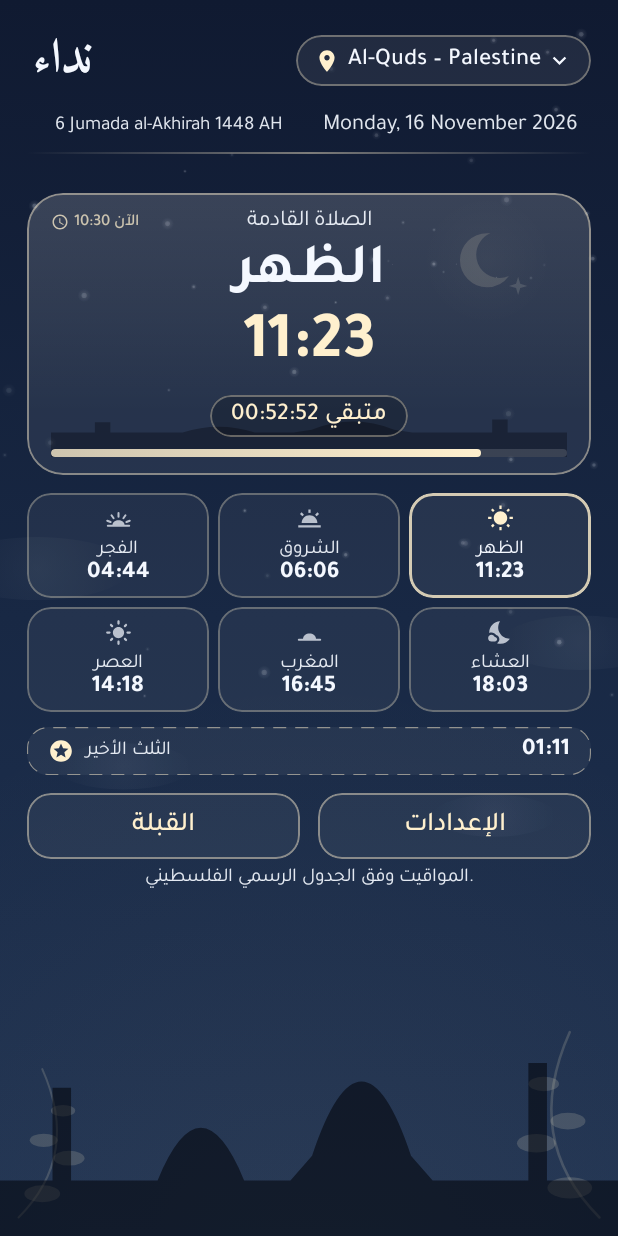
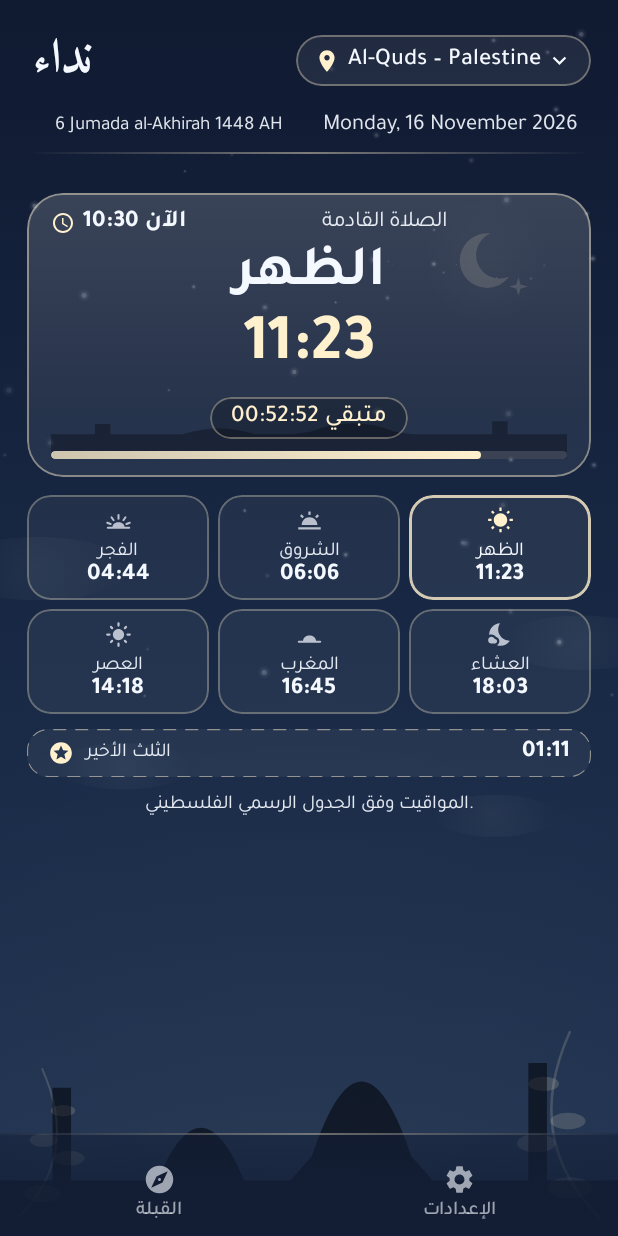
Before and after one commit to amh2002/Nidaa, an Android app built with Jetpack Compose: the screen it shows after launch (MainActivity), on a phone screen of 412 x 824 dp. Run offline under Robolectric (Android 15) with nearby library versions, the phone set to English and light mode, and no system bars.

Commit message:
beta11: current-time emphasis + themed bottom navigation (settings/qibla)

```diff
--- a/app/src/main/java/com/mawaqiti/plus/MainActivity.kt
+++ b/app/src/main/java/com/mawaqiti/plus/MainActivity.kt
@@ -35,7 +35,10 @@ import androidx.core.view.WindowCompat
 import androidx.lifecycle.viewmodel.compose.viewModel
 import com.mawaqiti.plus.data.AppLanguage
 import com.mawaqiti.plus.data.AppSettings
+import com.mawaqiti.plus.ui.components.NidaaBottomBar
+import com.mawaqiti.plus.ui.components.NidaaNavItems
 import com.mawaqiti.plus.ui.components.isArabicLocale
+import com.mawaqiti.plus.ui.components.navTabIndex
 import com.mawaqiti.plus.ui.screens.AboutScreen
 import com.mawaqiti.plus.ui.screens.CityPickerSheet
 import com.mawaqiti.plus.ui.screens.PrayerScreen
@@ -93,6 +96,20 @@ class MainActivity : AppCompatActivity() {
     }
 }
 
+/**
+ * Tab indices for [MawaqitiApp].
+ *
+ * [TAB_HOME] hosts the prayer screen and is intentionally *not* a bar item;
+ * [TAB_ABOUT] is a Home sub-screen parked far above the bar range so entries
+ * can be appended to [NidaaNavItems] without renumbering anything. Every bar
+ * destination occupies `index + 1`, which is what [tabForRoute] returns.
+ */
+private const val TAB_HOME = 0
+private const val TAB_ABOUT = 99
+
+private fun tabForRoute(route: String): Int =
+    navTabIndex(NidaaNavItems, route, fallback = TAB_HOME)
+
 @Composable
 fun MawaqitiApp(viewModel: MawaqitiViewModel = viewModel()) {
     val storedSettings by viewModel.settingsState.collectAsState()
@@ -119,10 +136,15 @@ fun MawaqitiApp(viewModel: MawaqitiViewModel = viewModel()) {
         UpdateManager.loadPending(appContext)
     }
 
-    var selectedTab by rememberSaveable { mutableIntStateOf(0) }
+    var selectedTab by rememberSaveable { mutableIntStateOf(TAB_HOME) }
     var showCityPicker by rememberSaveable { mutableStateOf(false) }
 
-    BackHandler(enabled = selectedTab != 0) { selectedTab = 0 }
+    // beta11: the bottom bar is list-driven. Item `index` owns tab `index + 1`,
+    // so the two existing destinations keep their old indices (Qibla = 1,
+    // Settings = 2) and a future item simply takes the next free one.
+    val selectedRoute = NidaaNavItems.getOrNull(selectedTab - 1)?.route
+
+    BackHandler(enabled = selectedTab != TAB_HOME) { selectedTab = TAB_HOME }
 
     // First launch: pin the app to Arabic explicitly, then persist through
     // AppCompat's autoStoreLocales + our DataStore flag. Using the exact
@@ -148,39 +170,56 @@ fun MawaqitiApp(viewModel: MawaqitiViewModel = viewModel()) {
     Box(modifier = Modifier.fillMaxSize()) {
         GoldenSkyBackground()
 
-        Scaffold(containerColor = Color.Transparent) { padding ->
+        Scaffold(
+            containerColor = Color.Transparent,
+            // beta11: the bar is part of the Scaffold, so every screen receives
+            // its height as content padding. The timetable note therefore always
+            // ends above the bar, and the silhouette is only ever seen through
+            // the bar's translucent surface - never hidden behind content.
+            bottomBar = {
+                // Home is a bar host but not a destination; About is a sub-screen
+                // of Home and keeps the full height (no bar).
+                if (selectedTab != TAB_ABOUT) {
+                    NidaaBottomBar(
+                        selectedRoute = selectedRoute,
+                        onSelect = { item -> selectedTab = tabForRoute(item.route) }
+                    )
+                }
+            }
+        ) { padding ->
             Box(
                 modifier = Modifier
                     .fillMaxSize()
                     .padding(padding)
             ) {
                 when (selectedTab) {
-                    0 -> PrayerScreen(
+                    TAB_HOME -> PrayerScreen(
                         city = city,
                         day = day,
                         date = today,
                         isArabic = isArabic,
                         clockFormat = settings.clockFormat,
                         onChooseCity = { showCityPicker = true },
-                        onOpenQibla = { selectedTab = 1 },
-                        onOpenSettings = { selectedTab = 2 },
-                        onOpenAbout = { selectedTab = 3 },
+                        onOpenAbout = { selectedTab = TAB_ABOUT },
                         updateRelease = updateRelease,
-                        onOpenUpdate = { selectedTab = 2 }
+                        onOpenUpdate = { selectedTab = tabForRoute("settings") }
                     )
 
-                    1 -> QiblaScreen(
+                    TAB_ABOUT -> AboutScreen(onBack = { selectedTab = TAB_HOME })
+
+                    else -> when (selectedRoute) {
+                        "qibla" -> QiblaScreen(
                             city = city,
                             isArabic = isArabic,
-                        onBack = { selectedTab = 0 }
+                            onBack = { selectedTab = TAB_HOME }
                         )
 
-                    2 -> SettingsScreen(
+                        "settings" -> SettingsScreen(
                             settings = settings,
                             city = city,
                             day = day,
                             isArabic = isArabic,
-                        onBack = { selectedTab = 0 },
+                            onBack = { selectedTab = TAB_HOME },
                             onOpenCityPicker = { showCityPicker = true },
                             onSelectLanguage = viewModel::setLanguage,
                             onSelectClockFormat = viewModel::setClockFormat,
@@ -204,8 +243,7 @@ fun MawaqitiApp(viewModel: MawaqitiViewModel = viewModel()) {
                             onOpenReleasesPage = { UpdateManager.openReleasesPage(appContext) },
                             onSelectTheme = viewModel::setTheme
                         )
-
-                    3 -> AboutScreen(onBack = { selectedTab = 0 })
+                    }
                 }
             }
         }
--- /dev/null
+++ b/app/src/main/java/com/mawaqiti/plus/ui/components/NidaaBottomBar.kt
@@ -0,0 +1,201 @@
+package com.mawaqiti.plus.ui.components
+
+import androidx.annotation.StringRes
+import androidx.compose.foundation.background
+import androidx.compose.foundation.layout.Arrangement
+import androidx.compose.foundation.layout.Box
+import androidx.compose.foundation.layout.Column
+import androidx.compose.foundation.layout.Row
+import androidx.compose.foundation.layout.Spacer
+import androidx.compose.foundation.layout.fillMaxWidth
+import androidx.compose.foundation.layout.height
+import androidx.compose.foundation.layout.heightIn
+import androidx.compose.foundation.layout.navigationBarsPadding
+import androidx.compose.foundation.layout.padding
+import androidx.compose.foundation.layout.size
+import androidx.compose.foundation.layout.width
+import androidx.compose.foundation.selection.selectable
+import androidx.compose.foundation.selection.selectableGroup
+import androidx.compose.foundation.shape.CircleShape
+import androidx.compose.foundation.shape.RoundedCornerShape
+import androidx.compose.material.icons.Icons
+import androidx.compose.material.icons.filled.Explore
+import androidx.compose.material.icons.filled.Settings
+import androidx.compose.material3.Icon
+import androidx.compose.material3.MaterialTheme
+import androidx.compose.material3.Text
+import androidx.compose.runtime.Composable
+import androidx.compose.ui.Alignment
+import androidx.compose.ui.Modifier
+import androidx.compose.ui.draw.clip
+import androidx.compose.ui.graphics.Brush
+import androidx.compose.ui.graphics.Color
+import androidx.compose.ui.graphics.vector.ImageVector
+import androidx.compose.ui.res.stringResource
+import androidx.compose.ui.semantics.Role
+import androidx.compose.ui.text.font.FontWeight
+import androidx.compose.ui.text.style.TextAlign
+import androidx.compose.ui.text.style.TextOverflow
+import androidx.compose.ui.unit.dp
+import com.mawaqiti.plus.R
+import com.mawaqiti.plus.ui.theme.skyPalette
+
+/**
+ * One entry of the beta11 bottom navigation bar.
+ *
+ * [route] is the bar's own stable id (it is not an engine or navigation-graph
+ * concept); [labelRes] and [icon] are the only presentation inputs, so a new
+ * destination never needs a new composable or a new colour decision.
+ */
+data class NidaaNavItem(
+    val route: String,
+    @StringRes val labelRes: Int,
+    val icon: ImageVector
+)
+
+/**
+ * beta11: the single source of truth for the bottom bar.
+ *
+ * Adding a future feature is deliberately one entry plus its screen:
+ *
+ *   1. add `NidaaNavItem("widgets", R.string.footer_widgets, Icons.Filled.Widgets)`;
+ *   2. the bar picks it up automatically (order = list order, so in RTL the
+ *      first entry is the rightmost one);
+ *   3. `MawaqitiApp` maps `index + 1` to the tab that hosts that screen, so the
+ *      new tab index follows from the list position; `TAB_ABOUT` sits far above
+ *      that range so About never has to be renumbered.
+ */
+val NidaaNavItems: List<NidaaNavItem> = listOf(
+    NidaaNavItem(route = "qibla", labelRes = R.string.footer_qibla, icon = Icons.Filled.Explore),
+    NidaaNavItem(route = "settings", labelRes = R.string.footer_settings, icon = Icons.Filled.Settings)
+)
+
+/**
+ * Tab index that hosts [route] in a bar driven by [items]: the bar owns tabs
+ * `1..items.size`, so the index is `position + 1`. Returns [fallback] (home)
+ * when the route is not part of this bar.
+ */
+fun navTabIndex(items: List<NidaaNavItem>, route: String, fallback: Int = 0): Int {
+    val index = items.indexOfFirst { it.route == route }
+    return if (index >= 0) index + 1 else fallback
+}
+
+/**
+ * Themed bottom navigation, replacing the two standalone beta9 footer buttons.
+ *
+ * Visual contract with the Golden Night identity: the surface is the same warm
+ * `sheet` ink as the cards, faded at the top so it melts into the sky, with a
+ * gold hairline along its top edge. Because the surface is slightly translucent
+ * and the content above it is padded by the Scaffold, the mosque silhouette and
+ * the official-timetable note stay visible and are never covered by an item.
+ *
+ * Accessibility: every item is a `Role.Tab` with `selected` state, at least
+ * 56 dp tall (>= the 48 dp minimum), a ripple bounded to its own rounded cell,
+ * and the visible label doubles as its TalkBack name (the icon is decorative).
+ */
+@Composable
+fun NidaaBottomBar(
+    selectedRoute: String?,
+    onSelect: (NidaaNavItem) -> Unit,
+    modifier: Modifier = Modifier,
+    items: List<NidaaNavItem> = NidaaNavItems
+) {
+    val palette = skyPalette
+    Column(
+        modifier = modifier
+            .fillMaxWidth()
+            .background(
+                Brush.verticalGradient(
+                    listOf(
+                        palette.sheet.copy(alpha = 0.52f),
+                        palette.sheet.copy(alpha = 0.94f)
+                    )
+                )
+            )
+            // The bar owns the gesture-navigation inset; the Scaffold then hands
+            // that height to the screens as content padding.
+            .navigationBarsPadding()
+    ) {
+        // Gold hairline, brightest in the middle and fading into both corners.
+        Box(
+            modifier = Modifier
+                .fillMaxWidth()
+                .height(1.dp)
+                .background(
+                    Brush.horizontalGradient(
+                        listOf(
+                            palette.accent.copy(alpha = 0.02f),
+                            palette.accent.copy(alpha = 0.38f),
+                            palette.accent.copy(alpha = 0.02f)
+                        )
+                    )
+                )
+        )
+        Row(
+            modifier = Modifier
+                .fillMaxWidth()
+                .selectableGroup()
+                .padding(horizontal = 10.dp, vertical = 4.dp),
+            horizontalArrangement = Arrangement.spacedBy(8.dp)
+        ) {
+            items.forEach { item ->
+                NidaaBottomBarItem(
+                    item = item,
+                    selected = item.route == selectedRoute,
+                    onClick = { onSelect(item) },
+                    modifier = Modifier.weight(1f)
+                )
+            }
+        }
+    }
+}
+
+@Composable
+private fun NidaaBottomBarItem(
+    item: NidaaNavItem,
+    selected: Boolean,
+    onClick: () -> Unit,
+    modifier: Modifier = Modifier
+) {
+    val palette = skyPalette
+    // Selected: full gold. Unselected: the palette's muted cream, damped a
+    // little further so the gold capsule and label read at a glance (the
+    // composite still clears 4.5:1 on the bar surface).
+    val tint = if (selected) palette.accent else palette.textMuted.copy(alpha = 0.62f)
+    Column(
+        modifier = modifier
+            .heightIn(min = 56.dp)
+            .clip(RoundedCornerShape(14.dp))
+            .selectable(selected = selected, role = Role.Tab, onClick = onClick)
+            .padding(vertical = 6.dp),
+        horizontalAlignment = Alignment.CenterHorizontally,
+        verticalArrangement = Arrangement.Center
+    ) {
+        // Selection indicator: a short gold capsule above the icon. Unselected
+        // items keep the same 3 dp slot so labels never jump.
+        Box(
+            modifier = Modifier
+                .width(22.dp)
+                .height(3.dp)
+                .clip(CircleShape)
+                .background(if (selected) palette.accent else Color.Transparent)
+        )
+        Spacer(Modifier.height(5.dp))
+        Icon(
+            imageVector = item.icon,
+            contentDescription = null,
+            tint = tint,
+            modifier = Modifier.size(22.dp)
+        )
+        Spacer(Modifier.height(3.dp))
+        Text(
+            text = stringResource(item.labelRes),
+            style = MaterialTheme.typography.labelMedium,
+            fontWeight = if (selected) FontWeight.SemiBold else FontWeight.Medium,
+            color = tint,
+            maxLines = 1,
+            overflow = TextOverflow.Ellipsis,
+            textAlign = TextAlign.Center
+        )
+    }
+}
--- a/app/src/main/java/com/mawaqiti/plus/ui/screens/PrayerScreen.kt
+++ b/app/src/main/java/com/mawaqiti/plus/ui/screens/PrayerScreen.kt
@@ -93,8 +93,6 @@ fun PrayerScreen(
     isArabic: Boolean,
     clockFormat: ClockFormat,
     onChooseCity: () -> Unit,
-    onOpenQibla: () -> Unit,
-    onOpenSettings: () -> Unit,
     onOpenAbout: () -> Unit = {},
     updateRelease: ReleaseInfo? = null,
     onOpenUpdate: () -> Unit = {}
@@ -167,24 +165,10 @@ fun PrayerScreen(
 
         Spacer(Modifier.height(12.dp))
 
-        Row(
-            modifier = Modifier.fillMaxWidth(),
-            horizontalArrangement = Arrangement.spacedBy(12.dp)
-        ) {
-            FooterButton(
-                text = stringResource(R.string.footer_qibla),
-                onClick = onOpenQibla,
-                modifier = Modifier.weight(1f)
-            )
-            FooterButton(
-                text = stringResource(R.string.footer_settings),
-                onClick = onOpenSettings,
-                modifier = Modifier.weight(1f)
-            )
-        }
-
-        Spacer(Modifier.height(6.dp))
-
+        // beta11: the two footer buttons moved into the themed bottom bar in
+        // MawaqitiApp; only the official-timetable note stays at the end of the
+        // scrolling content, and the Scaffold's bar padding keeps it clear of
+        // the navigation bar.
         Text(
             text = stringResource(R.string.official_note),
             style = MaterialTheme.typography.bodySmall,
@@ -395,6 +379,55 @@ object HeroMetrics {
     val NAME_TO_TIME = 4.dp
 }
 
+/**
+ * Typography of the beta11 "now" line, pulled out (like [HeroMetrics]) so the
+ * request - readable at arm's length, still smaller than the prayer time - is
+ * locked by a unit test instead of living only in the layout.
+ */
+object NowChipMetrics {
+    val FONT_SIZE = 16.sp
+    val LINE_HEIGHT = 20.sp
+    val ICON_SIZE = 16.dp
+}
+
+/**
+ * beta11: the current time, sized so the owner can read it at arm's length.
+ *
+ * Design decisions:
+ *  - [NowChipMetrics.FONT_SIZE] SemiBold in [SkyPalette.text] (warm cream) at
+ *    full opacity - up from 11 sp Medium at 75 % gold in beta10;
+ *  - the clock icon scales with the text and keeps the gold accent, so the line
+ *    is "white-gold" without losing the brand colour;
+ *  - tabular figures (`tnum`) keep the digits from jittering on each minute;
+ *  - one line, never wraps, and the caller's Row (not a fixed overlay) is what
+ *    keeps it clear of the "next prayer" label and the countdown pill.
+ */
+@Composable
+private fun NowChip(text: String, palette: SkyPalette) {
+    Row(verticalAlignment = Alignment.CenterVertically) {
+        Icon(
+            imageVector = Icons.Filled.Schedule,
+            contentDescription = null,
+            tint = palette.accent,
+            modifier = Modifier.size(NowChipMetrics.ICON_SIZE)
+        )
+        Spacer(Modifier.width(5.dp))
+        Text(
+            text = stringResource(R.string.now_label) + " " + text,
+            style = MaterialTheme.typography.titleSmall.copy(
+                fontFamily = Tajawal,
+                fontSize = NowChipMetrics.FONT_SIZE,
+                lineHeight = NowChipMetrics.LINE_HEIGHT,
+                fontWeight = FontWeight.SemiBold,
+                fontFeatureSettings = "tnum"
+            ),
+            color = palette.text,
+            maxLines = 1,
+            softWrap = false
+        )
+    }
+}
+
 @Composable
 private fun HeroCard(
     hero: HeroState,
@@ -417,50 +450,34 @@ private fun HeroCard(
             modifier = Modifier.fillMaxWidth(),
             horizontalAlignment = Alignment.CenterHorizontally
         ) {
-            // beta10: the "next prayer" label keeps the exact centred position it
-            // had, and the current time shares that line from the card's top
-            // corner (the right-hand one in RTL). Sharing the line means the card
-            // does not grow at all; 64 dp of side padding keeps them apart at
-            // every in-app font scale.
-            Box(modifier = Modifier.fillMaxWidth()) {
+            // beta11: the current time is promoted into a real header line. It
+            // shares the "next prayer" line instead of taking one of its own:
+            // the chip is measured first and the label receives the remainder,
+            // so the two can never overlap - not at 1.0, not at the 1.3 in-app
+            // scale - and the card keeps its beta10 height (the line height was
+            // already label-sized). In RTL the chip sits at the right edge, so
+            // the row reads "now" first, then the label.
+            Row(
+                modifier = Modifier.fillMaxWidth(),
+                verticalAlignment = Alignment.CenterVertically
+            ) {
+                NowChip(text = nowText, palette = palette)
+                Spacer(Modifier.width(10.dp))
                 Text(
                     text = stringResource(R.string.next_prayer),
                     style = MaterialTheme.typography.bodyMedium,
                     color = palette.textMuted,
                     maxLines = 1,
+                    softWrap = false,
                     textAlign = TextAlign.Center,
-                    modifier = Modifier
-                        .align(Alignment.Center)
-                        .fillMaxWidth()
-                        .padding(horizontal = 64.dp)
+                    // Shrinks instead of wrapping if a very large scale ever
+                    // squeezes the remaining width.
+                    autoSize = TextAutoSize.StepBased(
+                        minFontSize = 10.sp,
+                        maxFontSize = MaterialTheme.typography.bodyMedium.fontSize
+                    ),
+                    modifier = Modifier.weight(1f)
                 )
-                Row(
-                    modifier = Modifier.align(Alignment.CenterStart),
-                    verticalAlignment = Alignment.CenterVertically
-                ) {
-                    Icon(
-                        imageVector = Icons.Filled.Schedule,
-                        contentDescription = null,
-                        tint = palette.accent.copy(alpha = 0.75f),
-                        modifier = Modifier.size(12.dp)
-                    )
-                    Spacer(Modifier.width(3.dp))
-                    Text(
-                        text = stringResource(R.string.now_label) + " " + nowText,
-                        style = MaterialTheme.typography.labelSmall.copy(
-                            // Tabular figures: the digits keep their width, so the
-                            // line does not jitter when the minute rolls over.
-                            fontFeatureSettings = "tnum"
-                        ),
-                        fontFamily = Tajawal,
-                        fontSize = 11.sp,
-                        lineHeight = 14.sp,
-                        fontWeight = FontWeight.Medium,
-                        color = palette.accent.copy(alpha = 0.75f),
-                        maxLines = 1,
-                        softWrap = false
-                    )
-                }
             }
             Spacer(Modifier.height(HeroMetrics.LABEL_TO_NAME))
             Text(
@@ -685,32 +702,6 @@ private fun GridCard(
 }
 
 @Composable
-private fun FooterButton(
-    text: String,
-    onClick: () -> Unit,
-    modifier: Modifier = Modifier
-) {
-    val palette = skyPalette
-    val shape = RoundedCornerShape(16.dp)
-    Box(
-        modifier = modifier
-            .height(44.dp)
-            .clip(shape)
-            .background(palette.cardFill)
-            .border(1.dp, palette.accent.copy(alpha = 0.45f), shape)
-            .clickable(onClick = onClick),
-        contentAlignment = Alignment.Center
-    ) {
-        Text(
-            text = text,
-            style = MaterialTheme.typography.titleMedium,
-            fontWeight = FontWeight.Medium,
-            color = palette.accent
-        )
-    }
-}
-
-@Composable
 private fun prayerLabel(event: TableEvent): String = when (event) {
     TableEvent.FAJR -> stringResource(R.string.prayer_fajr)
     TableEvent.SUNRISE -> stringResource(R.string.prayer_sunrise)
```
Also changed, not shown: 2 other files. Lines whose indentation alone changed are shown as unchanged.
